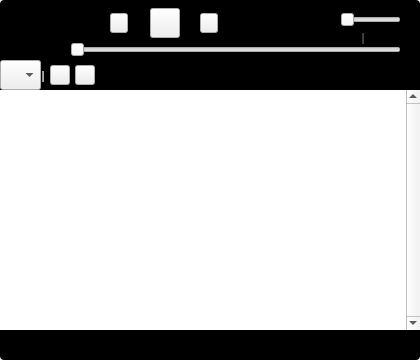
First picture: the form in widget.ui, repository Awezome/SongTastePlayer, before the edit.
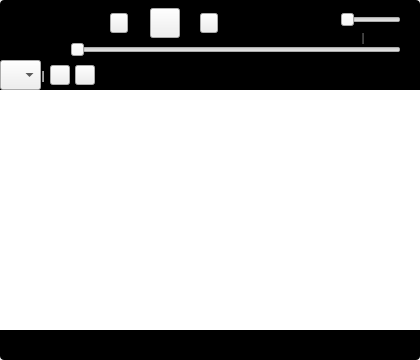
Second picture: the form after the edit. Icons and pictures are not drawn.

Commit message: added scrollbar style

```diff
--- a/widget.ui
+++ b/widget.ui
@@ -274,17 +274,11 @@
        <height>240</height>
       </rect>
      </property>
-     <property name="font">
-      <font>
-       <family>微软雅黑</family>
-       <pointsize>9</pointsize>
-      </font>
-     </property>
      <property name="frameShape">
       <enum>QFrame::NoFrame</enum>
      </property>
      <property name="verticalScrollBarPolicy">
-      <enum>Qt::ScrollBarAlwaysOn</enum>
+      <enum>Qt::ScrollBarAsNeeded</enum>
      </property>
      <attribute name="horizontalHeaderVisible">
       <bool>false</bool>
```
The commit also changes 2 other files.
